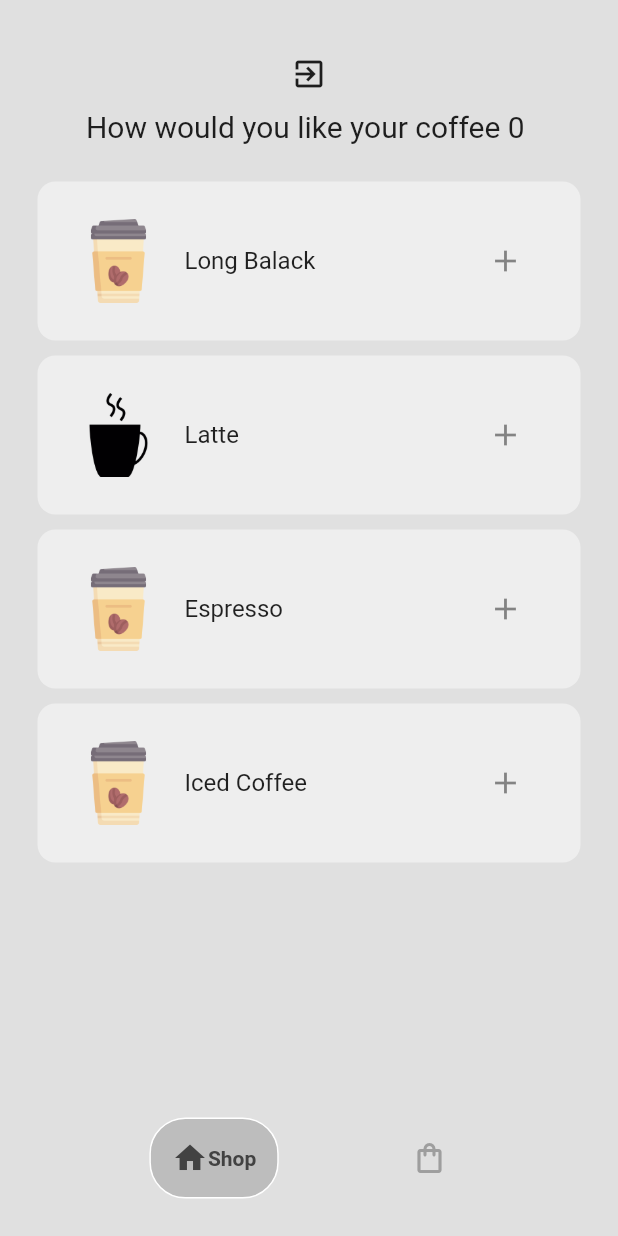
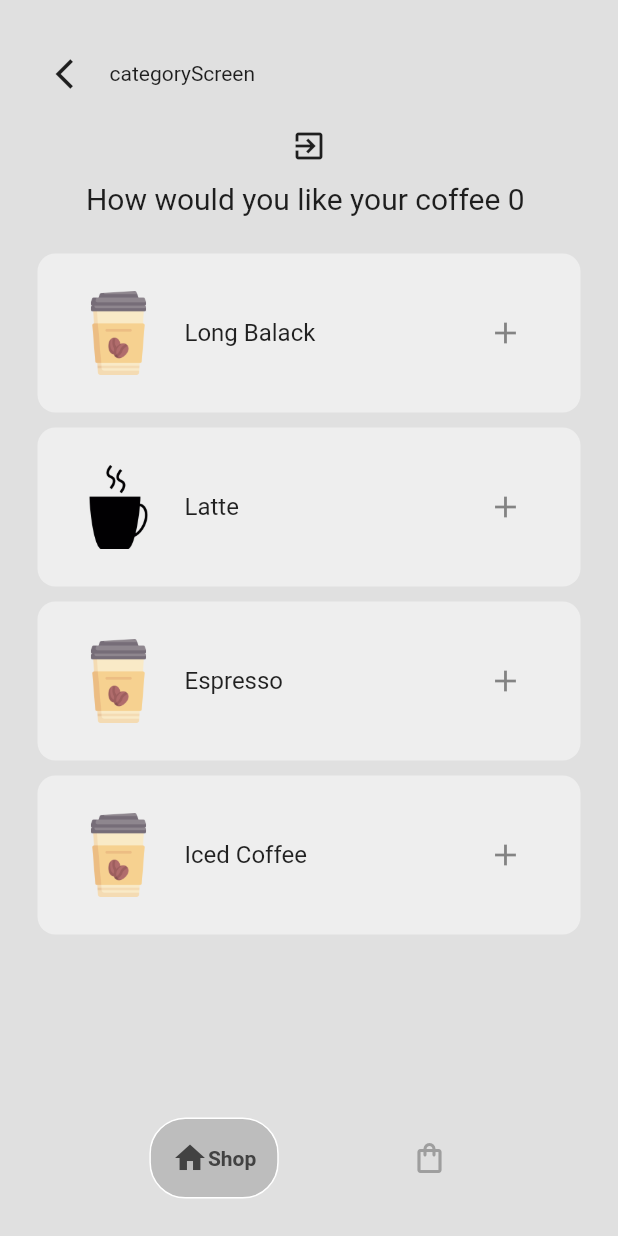
Before and after one commit to mouad-df/coffee_shop, a Flutter app: the HomeScreen screen opened directly, on a phone screen of 412 x 824 dp. Run offline on Flutter 3.47's test engine with Material 2 defaults, Android fonts, the phone set to English and light mode, and no system bars; drawn by our look-alikes of google_nav_bar; our stand-ins replace cloud_firestore, firebase_auth, firebase_core, get, google_sign_in; accounts and stored records are empty.

```diff
--- a/lib/screens/shop_Screen.dart
+++ b/lib/screens/shop_Screen.dart
@@ -6,6 +6,7 @@ import 'package:get/get.dart';
 import 'package:google_sign_in/google_sign_in.dart';
 import 'package:minllogin_ui/models/coffee.dart';
 import 'package:minllogin_ui/models/coffee_shop.dart';
+import 'package:minllogin_ui/screens/category_screen.dart';
 import 'package:minllogin_ui/screens/login_screen.dart';
 import 'package:minllogin_ui/widgets/coffe_tile.dart';
 
@@ -38,6 +39,14 @@ class ShopScreen extends StatelessWidget {
           padding: const EdgeInsets.all(25.0),
           child: Column(
             children: [
+              Container(
+                child: Row(children: [
+                  IconButton(
+                    onPressed: ()=>Get.to(()=>CategoryScreen()),
+                    icon:Icon(Icons.arrow_back_ios)),
+                  Text("categoryScreen")
+                  ]),
+              ),
               Container(
                 child: IconButton(
                     onPressed: () async {
```
Also changed, not shown: lib/models/category_controller.dart (+23 -14 lines), lib/screens/category_screen.dart (+25 -5 lines).
